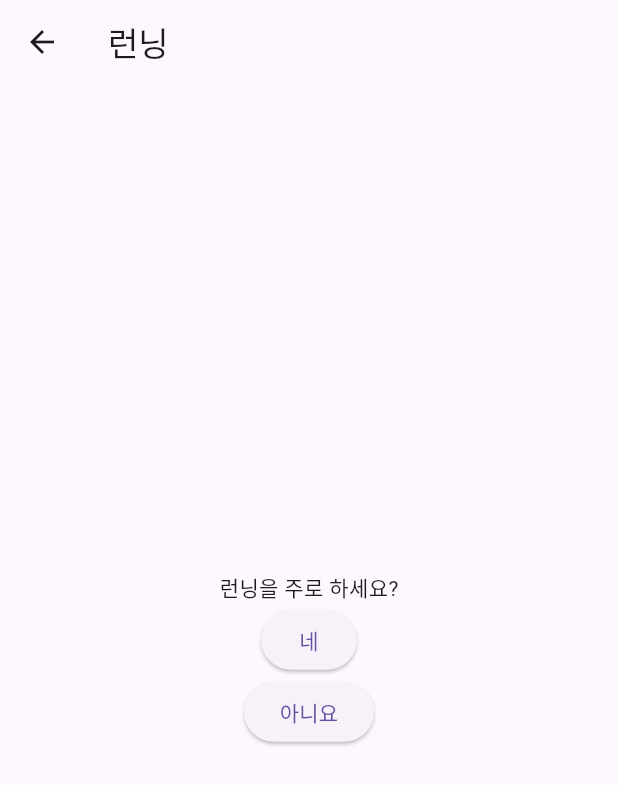
After one commit to JJJmin777/Workout_app, a Flutter app: the screen it shows once a user with an empty profile is signed in, after a tap on "운동 다시 설정하기", after a tap on "런닝", on a phone screen of 412 x 824 dp. The commit adds this screen. Shown: the top 785 px of the screen. Run offline on Flutter 3.47's test engine with Material 3 defaults, Android fonts, the phone set to English and light mode, and no system bars; our stand-ins replace cloud_firestore, firebase_auth, firebase_core, table_calendar; accounts and stored records are empty.

Commit message:
달력에 운동 기록 불러오게 만들고 표시 하는 기능(완), 런닝 설문 파일 구성(중)

```diff
--- a/lib/screens/home_screen.dart
+++ b/lib/screens/home_screen.dart
@@ -15,7 +15,7 @@ class _HomeScreenState extends State<HomeScreen> {
   final user = FirebaseAuth.instance.currentUser;
   DateTime _focusedDay = DateTime.now();
   DateTime? _selectedDay;
-  Map<DateTime, List<String>> workoutEvents = {};
+  Map<DateTime, List<Map<String, dynamic>>> workoutEvents = {};
 
   @override
   void initState() {
@@ -32,28 +32,30 @@ class _HomeScreenState extends State<HomeScreen> {
         .where('userId', isEqualTo: user!.uid)
         .get();
 
-    Map<DateTime, List<String>> events = {};
+    Map<DateTime, List<Map<String, dynamic>>> events = {};
 
     for (var doc in snapshot.docs) {
       final data = doc.data();
       final workoutName = data['workout'] ?? '운동';
-      final timestamp = data['timestamp'] as Timestamp?;
+      final duration = data['duration'] ?? 0;
+      final timestamp = data['date'] as Timestamp?;
       if (timestamp != null) {
         final date = DateTime(timestamp.toDate().year, timestamp.toDate().month, timestamp.toDate().day);
         events.update(
           date,
-          (value) => [...value, workoutName], // value가 있으면 복사한뒤 workoutName을 저장
-          ifAbsent: () => [workoutName]
+          (value) => [...value, {'workout': workoutName, 'duration': duration}], // value가 있으면 복사한뒤 workoutName을 저장
+          ifAbsent: () => [{'workout': workoutName, 'duration': duration}]
         );
       }
     }
 
     setState(() {
       workoutEvents = events;
+      print('[DEBUG] 운동 기록 불러오기 완료: $workoutEvents');
     });
   }
 
-  List<String> getEventsForDay(DateTime day) {
+  List<Map<String, dynamic>> getEventsForDay(DateTime day) {
     final normalized = DateTime(day.year, day.month, day.day);
     return workoutEvents[normalized] ?? [];
   }
@@ -73,7 +75,7 @@ class _HomeScreenState extends State<HomeScreen> {
           )
         ],
       ),
-      body: Center(
+      body: SingleChildScrollView(
         child: Column(
           mainAxisSize: MainAxisSize.min,
           children: [
@@ -95,11 +97,33 @@ class _HomeScreenState extends State<HomeScreen> {
                   color: Colors.green,
                   shape: BoxShape.circle,
                 ),
+                markerSize: 6.0, // 마커 크기
+                markersMaxCount: 3, // 한 날짜에 최대 몇 개까지 표시할지
               ),
             ),
             const SizedBox(height: 8),
             if (_selectedDay != null)
-              ...getEventsForDay(_selectedDay!).map((e) => ListTile(title: Text("운동: $e"))),
+              ...getEventsForDay(_selectedDay!).map((e) {
+                final workout = e['workout'];
+                final duration = e['duration'];
+
+                return Padding(
+                  padding: const EdgeInsets.symmetric(horizontal: 16.0, vertical: 6.0),
+                  child: Card(
+                    shape: RoundedRectangleBorder(borderRadius: BorderRadius.circular(16)),
+                    elevation: 4,
+                    color: Colors.white,
+                    child: ListTile(
+                      leading: Icon(Icons.fitness_center, color: Colors.deepPurple),
+                      title: Text(
+                        "운동: $workout",
+                        style: TextStyle(fontWeight: FontWeight.bold),
+                      ),
+                      subtitle: Text("소요 시간: $duration초"),
+                    ),
+                  ),
+                );
+              }),
 
             const SizedBox(height: 20),
             Text("오늘 운동을 시작하시겠습니까?", style: TextStyle(fontSize: 20)),
@@ -158,7 +182,8 @@ class _HomeScreenState extends State<HomeScreen> {
                 );
               },
               child: Text("운동 기록 보기")
-            )
+            ),
+            const SizedBox(height: 40),
           ],
         ),
       ),
--- /dev/null
+++ b/lib/screens/running_questionnaire.dart
@@ -0,0 +1,108 @@
+import 'package:flutter/material.dart';
+import 'package:firebase_auth/firebase_auth.dart';
+import 'package:cloud_firestore/cloud_firestore.dart';
+import 'running_result_screen.dart';
+
+class RunningQuestionnaire extends StatefulWidget{
+  @override
+  _RunningQuestionnaireState createState() => _RunningQuestionnaireState();
+}
+
+class _RunningQuestionnaireState extends State<RunningQuestionnaire> {
+  int step = 0;
+
+  void nextStep(int answer) {
+    setState(() {
+      if (step == 0) {
+        if (answer == 1) step = 1; // 해봤다
+        else step = 2; // 안 해봤다
+
+      } else if (step == 1) {
+        if (answer == 1 || answer == 2) {
+          saveResultToFirebase("running", 7, "당신의 경험에 따라 7초 플랭크부터 시작해보세요.");
+        } else {
+          saveResultToFirebase("running", 60, "좋아요! 바로 60초 플랭크에 도전해보세요.");
+        }
+        step = 3;
+
+      } else if (step == 2) {
+        if (answer == 1 || answer == 2) {
+          saveResultToFirebase("running", 7, "운동 습관이 적으시군요. 7초부터 천천히 시작해봐요.");
+        } else {
+          saveResultToFirebase("running", 15, "운동을 자주 하시네요! 15초 플랭크로 시작해봐요.");
+        }
+        step = 3;
+      }
+    });
+  }
+
+  void saveResultToFirebase(String workout, int levelSeconds, String resultText) async {
+    final user = FirebaseAuth.instance.currentUser;
+    if (user != null) {
+      await FirebaseFirestore.instance
+          .collection('workout_profiles')
+          .doc(user.uid)
+          .set({
+        'email': user.email,
+        'workout': workout,
+        'level_seconds': levelSeconds, // 숫자 형식으로 저장 ✅
+        'timestamp': FieldValue.serverTimestamp(),
+      });
+
+      // 저장 후 홈으로 이동
+      Navigator.pushReplacement(
+        context,
+        MaterialPageRoute(builder: (_) => PlankResultScreen(resultText: resultText)),
+      );
+    }
+  }
+
+  @override
+  Widget build(BuildContext context) {
+    if (step == 0) {
+      return Scaffold(
+        appBar: AppBar(title: Text("런닝")),
+        body: Center(
+          child: Column(
+            mainAxisSize: MainAxisSize.min,
+            children: [
+              Text("런닝을 주로 하세요?"),
+              ElevatedButton(onPressed: () => nextStep(1), child: Text("네")),
+              ElevatedButton(onPressed: () => nextStep(2), child: Text("아니요")),
+            ],
+          )
+        )
+      );
+    } else if (step == 1) {
+      return Scaffold(
+        body: Center(
+          child: Column(
+            mainAxisSize: MainAxisSize.min,
+            children: [
+              Text("쉬지 않고 얼마나 달릴수 있나요?"),
+              ElevatedButton(onPressed: () => nextStep(1), child: Text("500m이하")),
+              ElevatedButton(onPressed: () => nextStep(2), child: Text("1km이하")),
+              ElevatedButton(onPressed: () => nextStep(3), child: Text("그 이상")),
+            ],
+          )
+        )
+      );
+    } else if (step == 2) {
+      return Scaffold(
+        body: Center(
+          child: Column(
+            mainAxisSize: MainAxisSize.min,
+            children: [
+              Text("평소 운동을 얼마나 하세요?"),
+              ElevatedButton(onPressed: () => nextStep(1), child: Text("주 1회")),
+              ElevatedButton(onPressed: () => nextStep(2), child: Text("주 2회")),
+              ElevatedButton(onPressed: () => nextStep(3), child: Text("주 3회 이상")),
+            ],
+          ),
+        ),
+      );
+    } else {
+      return SizedBox.shrink();
+    }
+  }
+}
--- a/lib/screens/workout_selection_screen.dart
+++ b/lib/screens/workout_selection_screen.dart
@@ -1,5 +1,6 @@
 import 'package:flutter/material.dart';
 import 'package:workout_app/screens/plank_questionnaire.dart';
+import 'package:workout_app/screens/running_questionnaire.dart';
 
 class WorkoutSelectionScreen extends StatelessWidget {
 
@@ -11,7 +12,13 @@ class WorkoutSelectionScreen extends StatelessWidget {
         child: Column(
           mainAxisSize: MainAxisSize.min, // 중앙 정렬 효과
           children: [
-            ElevatedButton(onPressed: () {}, child: Text("런닝")),
+            ElevatedButton(
+              onPressed: () {
+                Navigator.push(
+                  context,
+                  MaterialPageRoute(builder: (_) => RunningQuestionnaire()),
+                );
+            }, child: Text("런닝")),
             SizedBox(height: 10),
             ElevatedButton(onPressed: () {}, child: Text("계단 오르기")),
             SizedBox(height: 10),
```
Also changed, not shown: lib/screens/running_result_screen.dart (added, +34 -0 lines).
